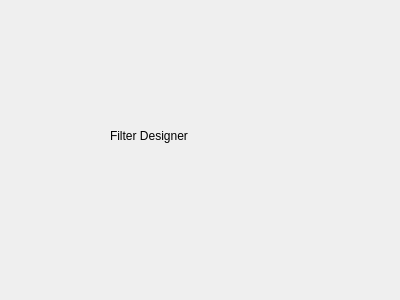
Above: ui/FilterDesignerInterface.ui from Pigletzzz/SignalProcessing before the change. Below: the same form after it.
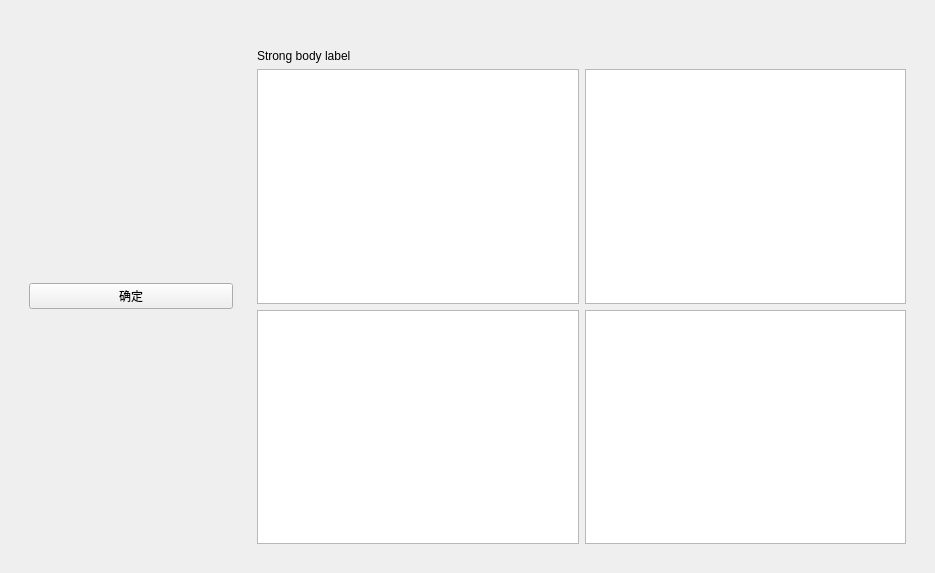
That is the form after the change. Custom widgets are drawn as their Qt base class.

What changed in the file:
```diff
--- a/ui/FilterDesignerInterface.ui
+++ b/ui/FilterDesignerInterface.ui
@@ -6,36 +6,115 @@
    <rect>
     <x>0</x>
     <y>0</y>
-    <width>400</width>
-    <height>300</height>
+    <width>935</width>
+    <height>573</height>
    </rect>
   </property>
   <property name="windowTitle">
    <string>Form</string>
   </property>
-  <widget class="TitleLabel" name="TitleLabel">
-   <property name="geometry">
-    <rect>
-     <x>110</x>
-     <y>90</y>
-     <width>191</width>
-     <height>91</height>
-    </rect>
+  <layout class="QHBoxLayout" name="horizontalLayout" stretch="1,3">
+   <property name="leftMargin">
+    <number>20</number>
    </property>
-   <property name="sizePolicy">
-    <sizepolicy hsizetype="Fixed" vsizetype="Fixed">
-     <horstretch>0</horstretch>
-     <verstretch>0</verstretch>
-    </sizepolicy>
+   <property name="topMargin">
+    <number>40</number>
    </property>
-   <property name="text">
-    <string>Filter Designer</string>
+   <property name="rightMargin">
+    <number>20</number>
    </property>
-  </widget>
+   <property name="bottomMargin">
+    <number>20</number>
+   </property>
+   <item>
+    <layout class="QVBoxLayout" name="verticalLayout">
+     <item>
+      <layout class="QHBoxLayout" name="horizontalLayout_4"/>
+     </item>
+     <item>
+      <widget class="SimpleCardWidget" name="SimpleCardWidget">
+       <layout class="QVBoxLayout" name="verticalLayout_3">
+        <item>
+         <layout class="QVBoxLayout" name="verticalLayout_4"/>
+        </item>
+        <item>
+         <widget class="PrimaryPushButton" name="PrimaryPushButton">
+          <property name="text">
+           <string>确定</string>
+          </property>
+         </widget>
+        </item>
+       </layout>
+      </widget>
+     </item>
+    </layout>
+   </item>
+   <item>
+    <widget class="SimpleCardWidget" name="SimpleCardWidget_2">
+     <layout class="QVBoxLayout" name="verticalLayout_2">
+      <item>
+       <widget class="StrongBodyLabel" name="StrongBodyLabel">
+        <property name="sizePolicy">
+         <sizepolicy hsizetype="Fixed" vsizetype="Fixed">
+          <horstretch>0</horstretch>
+          <verstretch>0</verstretch>
+         </sizepolicy>
+        </property>
+        <property name="text">
+         <string>Strong body label</string>
+        </property>
+       </widget>
+      </item>
+      <item>
+       <layout class="QHBoxLayout" name="horizontalLayout_3" stretch="1,1">
+        <item>
+         <widget class="QGraphicsView" name="graphicsView"/>
+        </item>
+        <item>
+         <widget class="QGraphicsView" name="graphicsView_3"/>
+        </item>
+       </layout>
+      </item>
+      <item>
+       <layout class="QHBoxLayout" name="horizontalLayout_2" stretch="1,1">
+        <item>
+         <widget class="QGraphicsView" name="graphicsView_2"/>
+        </item>
+        <item>
+         <widget class="QGraphicsView" name="graphicsView_4"/>
+        </item>
+       </layout>
+      </item>
+     </layout>
+    </widget>
+   </item>
+  </layout>
  </widget>
  <customwidgets>
   <customwidget>
-   <class>TitleLabel</class>
+   <class>PushButton</class>
+   <extends>QPushButton</extends>
+   <header>qfluentwidgets</header>
+  </customwidget>
+  <customwidget>
+   <class>PrimaryPushButton</class>
+   <extends>PushButton</extends>
+   <header>qfluentwidgets</header>
+  </customwidget>
+  <customwidget>
+   <class>CardWidget</class>
+   <extends>QFrame</extends>
+   <header>qfluentwidgets</header>
+   <container>1</container>
+  </customwidget>
+  <customwidget>
+   <class>SimpleCardWidget</class>
+   <extends>CardWidget</extends>
+   <header>qfluentwidgets</header>
+   <container>1</container>
+  </customwidget>
+  <customwidget>
+   <class>StrongBodyLabel</class>
    <extends>QLabel</extends>
    <header>qfluentwidgets</header>
   </customwidget>
```
